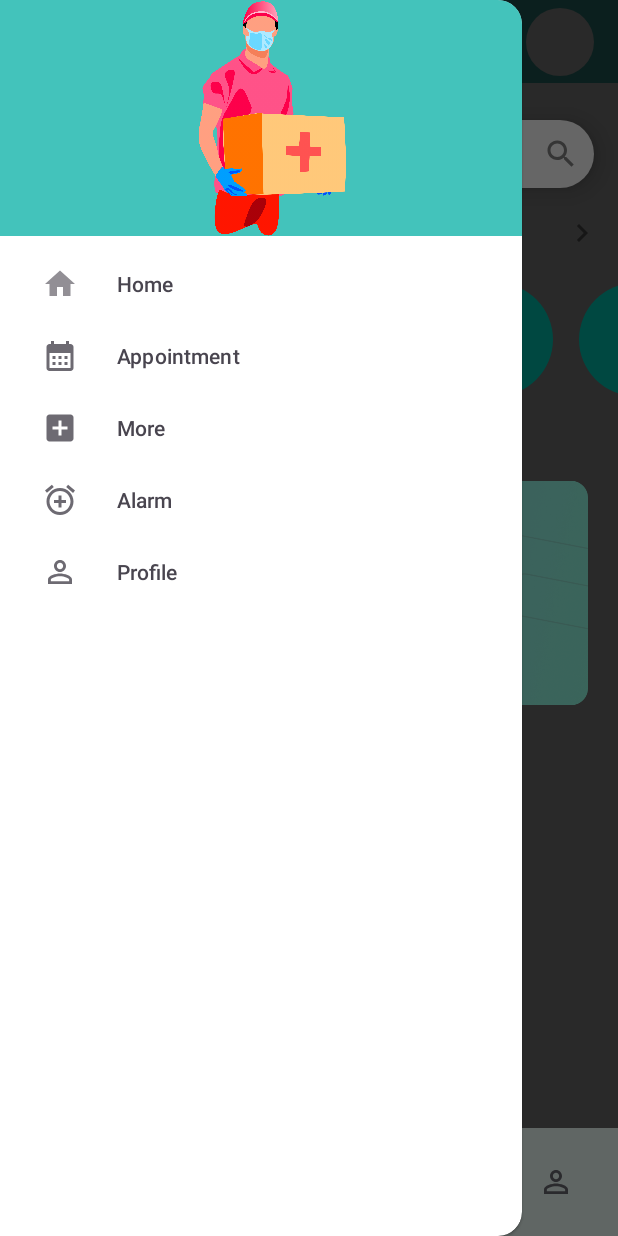
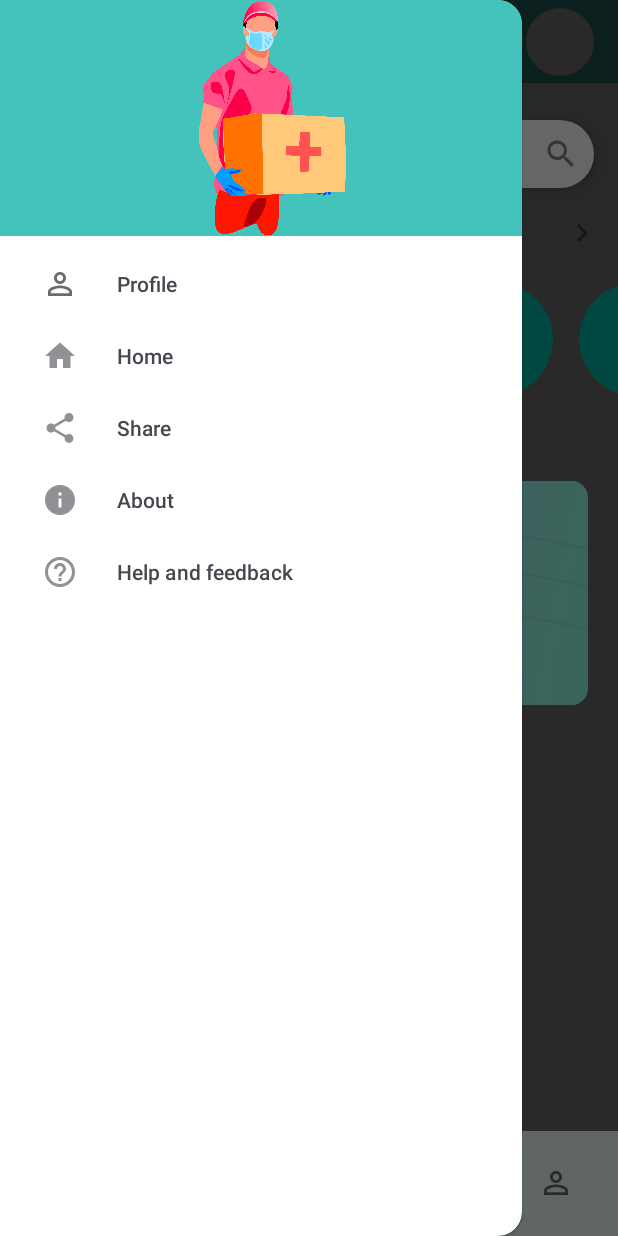
Before and after one commit to Amberabhishek/Book_My_Doctor_App, an Android app: the DashPageActivity screen opened directly, with no data from a screen before it, with the side drawer open, on a phone screen of 412 x 824 dp. Run offline under Robolectric (Android 15) with nearby library versions, the phone set to English and light mode, and no system bars.

Commit message:
new commit

```diff
--- a/app/src/main/res/layout/activity_dash.xml
+++ b/app/src/main/res/layout/activity_dash.xml
@@ -53,7 +53,7 @@
         android:layout_gravity="start"
         android:background="@color/white"
         app:headerLayout="@layout/drawer_header"
-        app:menu="@menu/navigation_menu"/>
+        app:menu="@menu/navigation_top"/>
 
     <!-- Main Content -->
     <RelativeLayout
@@ -101,7 +101,7 @@
                 android:layout_height="150dp"
                 android:orientation="horizontal">
 
-                <!-- Add your horizontal content views here -->
+
                 <Button
                     android:id="@+id/heart"
                     android:layout_width="75dp"
@@ -153,7 +153,6 @@
                     android:text="Get Started"
                     android:textSize="22sp"
                     android:textStyle="bold" />
-
 
                 <Button
                     android:id="@+id/skin"
@@ -394,7 +393,7 @@
         <com.google.android.material.bottomnavigation.BottomNavigationView
             android:id="@+id/bottomNavigationView"
             android:layout_width="match_parent"
-            android:layout_height="72dp"
+            android:layout_height="70dp"
             app:layout_constraintBottom_toBottomOf="parent"
             app:layout_constraintEnd_toEndOf="parent"
             app:layout_constraintHorizontal_bias="0.5"
--- /dev/null
+++ b/app/src/main/res/menu/navigation_top.xml
@@ -0,0 +1,32 @@
+<?xml version="1.0" encoding="utf-8"?>
+<menu xmlns:android="http://schemas.android.com/apk/res/android">
+
+    <item
+        android:id="@+id/profile"
+        android:icon="@drawable/ic_person_icon"
+        android:title="    Profile" />
+
+    <item
+        android:id="@+id/nav_home"
+        android:icon="@drawable/ic_home"
+        android:title="    Home" />
+
+
+    <item
+        android:id="@+id/nav_share"
+        android:icon="@drawable/ic_share"
+        android:title="    Share" />
+
+    <item
+        android:id="@+id/about"
+        android:icon="@drawable/ic_about_app"
+        android:title="    About" />
+
+    <item
+        android:id="@+id/nav_help"
+        android:icon="@drawable/ic_help"
+        android:title="    Help and feedback" />
+
+
+
+</menu>
--- a/app/src/main/res/values/styles.xml
+++ b/app/src/main/res/values/styles.xml
@@ -6,7 +6,6 @@
         <item name="titleTextColor">#FFFFFF</item> <!-- Change the title text color -->
 
 
+
     </style>
-
-    <!-- Define other styles here -->
 </resources>
--- a/app/src/main/res/values/themes.xml
+++ b/app/src/main/res/values/themes.xml
@@ -3,7 +3,6 @@
     <style name="Base.Theme.BookMyDoctor" parent="Theme.Material3.DayNight.NoActionBar">
         <!-- Customize your light theme here. -->
         <item name="colorPrimary">#01B5A4</item>
-
     </style>
 
     <style name="Theme.BookMyDoctor" parent="Base.Theme.BookMyDoctor" />
```
